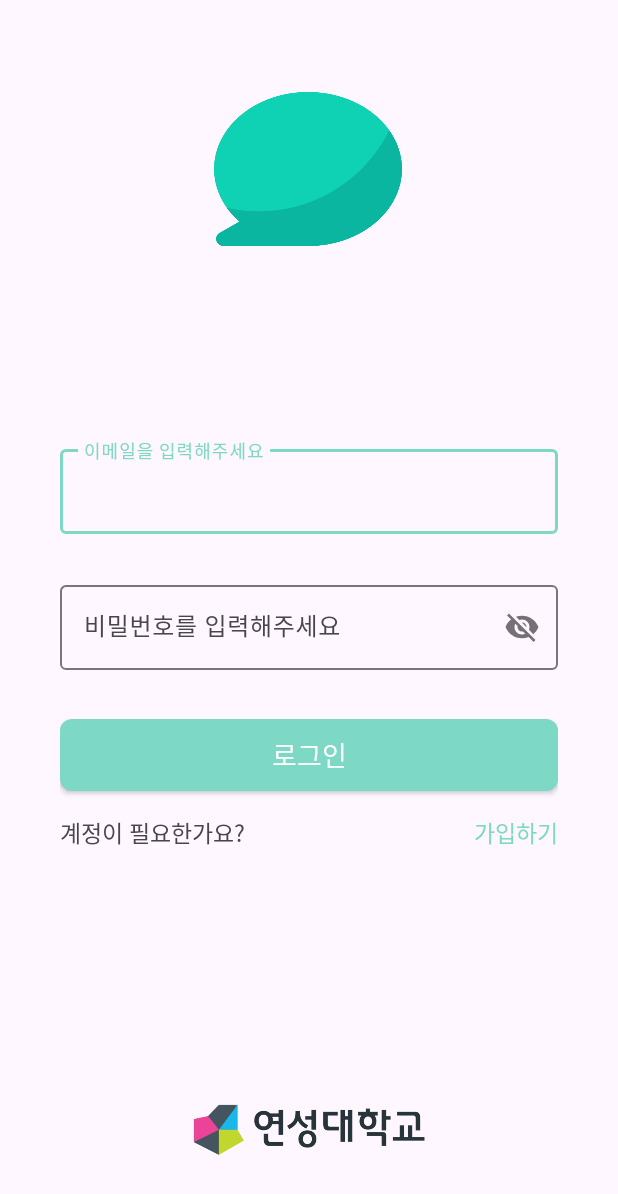
After one commit to Team-undefined-Yeonsung-Univ-CS4/android-chat-client, an Android app: the layout activity_login.xml on its own in the app's theme, with its tools: preview values and no code run, on a phone screen of 412 x 824 dp. The commit adds this screen. Shown: the top 1194 px of the screen. Run offline under Robolectric (Android 15) with nearby library versions, the phone set to English and light mode, and no system bars.

Commit message:
Added login layout, default config, Updated README

```diff
--- /dev/null
+++ b/app/src/main/res/drawable/btn_main.xml
@@ -0,0 +1,6 @@
+<?xml version="1.0" encoding="utf-8"?>
+<shape xmlns:android="http://schemas.android.com/apk/res/android">
+    <solid
+        android:color="@color/main"/>
+    <corners android:radius="8dp"/>
+</shape>
--- /dev/null
+++ b/app/src/main/res/layout/activity_login.xml
@@ -0,0 +1,118 @@
+<?xml version="1.0" encoding="utf-8"?>
+<androidx.constraintlayout.widget.ConstraintLayout xmlns:android="http://schemas.android.com/apk/res/android"
+    xmlns:app="http://schemas.android.com/apk/res-auto"
+    xmlns:tools="http://schemas.android.com/tools"
+    android:id="@+id/login_layout"
+    android:layout_width="match_parent"
+    android:layout_height="match_parent"
+    android:padding="40dp"
+    tools:context=".Activity.LoginActivity">
+
+    <ImageView
+        android:id="@+id/logo"
+        android:layout_width="125dp"
+        android:layout_height="145dp"
+        app:layout_constraintBottom_toBottomOf="parent"
+        app:layout_constraintEnd_toEndOf="parent"
+        app:layout_constraintHorizontal_bias="0.497"
+        app:layout_constraintStart_toStartOf="parent"
+        app:layout_constraintTop_toTopOf="parent"
+        app:layout_constraintVertical_bias="0.0"
+        app:srcCompat="@mipmap/app_logo" />
+
+    <com.google.android.material.textfield.TextInputLayout
+        android:id="@+id/et_email_address_layout"
+        android:layout_width="0dp"
+        android:layout_height="wrap_content"
+        android:layout_marginBottom="8dp"
+        app:errorEnabled="true"
+        app:layout_constraintBottom_toTopOf="@+id/et_password_layout"
+        app:layout_constraintEnd_toEndOf="parent"
+        app:layout_constraintHorizontal_bias="0.0"
+        app:layout_constraintStart_toStartOf="parent">
+
+        <com.google.android.material.textfield.TextInputEditText
+            android:id="@+id/et_email_address"
+            android:layout_width="match_parent"
+            android:layout_height="wrap_content"
+            android:hint="@string/input_email_address"
+            android:inputType="textEmailAddress"
+            android:singleLine="true"
+            android:textSize="16sp" />
+
+    </com.google.android.material.textfield.TextInputLayout>
+
+    <com.google.android.material.textfield.TextInputLayout
+        android:id="@+id/et_password_layout"
+        android:layout_width="0dp"
+        android:layout_height="wrap_content"
+        android:layout_marginBottom="12dp"
+        app:errorEnabled="true"
+        app:layout_constraintBottom_toTopOf="@+id/btn_login"
+        app:layout_constraintEnd_toEndOf="parent"
+        app:layout_constraintHorizontal_bias="0.0"
+        app:layout_constraintStart_toStartOf="parent"
+        app:passwordToggleEnabled="true">
+
+        <com.google.android.material.textfield.TextInputEditText
+            android:id="@+id/et_password"
+            android:layout_width="match_parent"
+            android:layout_height="wrap_content"
+            android:hint="@string/input_password"
+            android:singleLine="true"
+            android:textSize="16sp" />
+
+    </com.google.android.material.textfield.TextInputLayout>
+
+    <androidx.appcompat.widget.AppCompatButton
+        android:id="@+id/btn_login"
+        android:layout_width="0dp"
+        android:layout_height="wrap_content"
+        android:background="@drawable/btn_main"
+        android:text="@string/login"
+        android:textColor="@color/white"
+        android:textSize="18sp"
+        app:layout_constraintBottom_toBottomOf="parent"
+        app:layout_constraintEnd_toEndOf="parent"
+        app:layout_constraintHorizontal_bias="0.0"
+        app:layout_constraintStart_toStartOf="parent"
+        app:layout_constraintTop_toTopOf="parent"
+        app:layout_constraintVertical_bias="0.631" />
+
+    <TextView
+        android:id="@+id/tv_notice"
+        android:layout_width="wrap_content"
+        android:layout_height="wrap_content"
+        android:layout_marginTop="16dp"
+        android:text="@string/need_account"
+        android:textSize="15sp"
+        app:layout_constraintStart_toStartOf="parent"
+        app:layout_constraintTop_toBottomOf="@+id/btn_login" />
+
+    <TextView
+        android:id="@+id/tv_sign_up"
+        android:layout_width="wrap_content"
+        android:layout_height="wrap_content"
+        android:layout_marginTop="16dp"
+        android:text="@string/sign_up"
+        android:textColor="@color/main"
+        android:textSize="15sp"
+        app:layout_constraintEnd_toEndOf="parent"
+        app:layout_constraintHorizontal_bias="1.0"
+        app:layout_constraintStart_toEndOf="@+id/textView3"
+        app:layout_constraintTop_toBottomOf="@+id/btn_login" />
+
+    <ImageView
+        android:id="@+id/imageView3"
+        android:layout_width="0dp"
+        android:layout_height="61dp"
+        app:layout_constraintBottom_toBottomOf="parent"
+        app:layout_constraintEnd_toEndOf="parent"
+        app:layout_constraintHorizontal_bias="0.0"
+        app:layout_constraintStart_toStartOf="parent"
+        app:layout_constraintTop_toTopOf="parent"
+        app:layout_constraintVertical_bias="1.0"
+        app:srcCompat="@drawable/logo_yeonsung_university" />
+
+
+</androidx.constraintlayout.widget.ConstraintLayout>
--- a/app/src/main/res/values/colors.xml
+++ b/app/src/main/res/values/colors.xml
@@ -2,4 +2,5 @@
 <resources>
     <color name="black">#FF000000</color>
     <color name="white">#FFFFFFFF</color>
+    <color name="main">#7DD8C6</color>
 </resources>
--- a/app/src/main/res/values/strings.xml
+++ b/app/src/main/res/values/strings.xml
@@ -1,3 +1,16 @@
 <resources>
-    <string name="app_name">This</string>
+    <string name="app_name">undefined</string>
+    <string name="input_email_address">이메일을 입력해주세요</string>
+    <string name="input_password">비밀번호를 입력해주세요</string>
+    <string name="login">로그인</string>
+    <string name="need_account">계정이 필요한가요?</string>
+    <string name="sign_up">가입하기</string>
+    <string name="create_account">회원 가입</string>
+    <string name="input_account_info">회원 가입 정보를 입력해주세요</string>
+    <string name="name">이름</string>
+    <string name="input_name">이름을 입력해주세요</string>
+    <string name="email_address">이메일 주소</string>
+    <string name="password">비밀번호</string>
+    <string name="birthday">생년월일</string>
+    <string name="input_birthday">생년월일을 입력해주세요</string>
 </resources>
--- a/app/src/main/res/values/themes.xml
+++ b/app/src/main/res/values/themes.xml
@@ -2,7 +2,7 @@
     <!-- Base application theme. -->
     <style name="Base.Theme.Chatclient" parent="Theme.Material3.DayNight.NoActionBar">
         <!-- Customize your light theme here. -->
-        <!-- <item name="colorPrimary">@color/my_light_primary</item> -->
+        <item name="colorPrimary">@color/main</item>
     </style>
 
     <style name="Theme.Chatclient" parent="Base.Theme.Chatclient" />
```
Also changed, not shown: app/src/main/AndroidManifest.xml (+7 -3 lines), app/src/main/java/kr/undefined/chatclient/Activity/LoginActivity.java (added, +46 -0 lines), app/src/main/java/kr/undefined/chatclient/Activity/SignUpActivity.java (added, +17 -0 lines), app/src/main/java/kr/undefined/chatclient/MainActivity.java (deleted, +0 -23 lines), app/src/main/java/kr/undefined/chatclient/dialog/DialogManager.java (added, +7 -0 lines), app/src/main/res/layout/activity_main.xml (deleted, +0 -19 lines), app/src/main/res/layout/activity_sign_up.xml (added, +8 -0 lines), app/src/main/res/drawable/logo_yeonsung_university.png (added), app/src/main/res/mipmap-hdpi/app_logo.png (added), app/src/main/res/mipmap-hdpi/logo.png (deleted), 1 other file.
